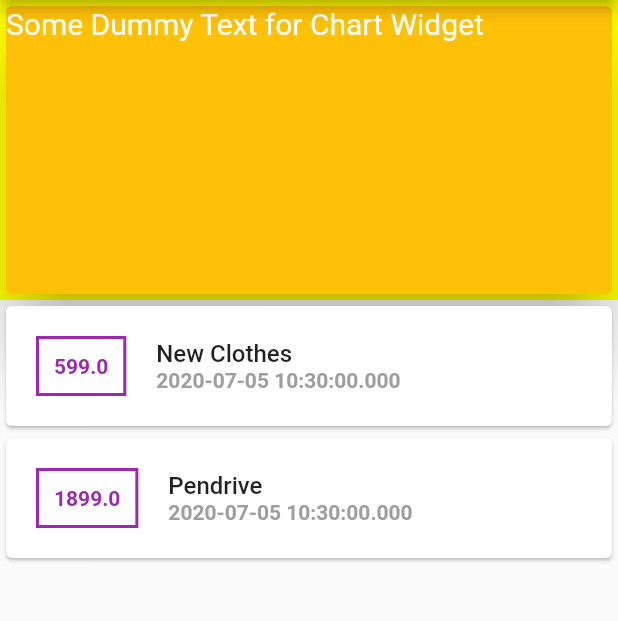
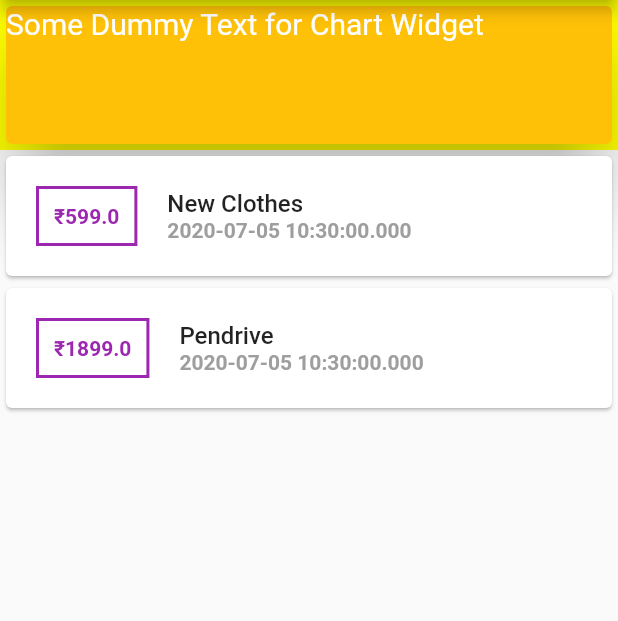
Before and after one commit to onkarnirhali/Personal-Expenses, a Flutter app: the screen it shows after launch, on a phone screen of 412 x 824 dp, the part 84-705 px from its top. Run offline on Flutter 3.47's test engine with Material 2 defaults, Android fonts, the phone set to English and light mode, and no system bars.

Commit message:
Day-2 Initial Checkin

```diff
--- a/personal_expense_app/lib/main.dart
+++ b/personal_expense_app/lib/main.dart
@@ -32,7 +32,7 @@ class MyHomePage extends StatelessWidget {
             Container(
               color: Colors.yellowAccent,
               width: 150,
-              height: 200,
+              height: 100,
               child: Card(
                 shadowColor: Colors.black,
                 color: Colors.amber,
@@ -55,7 +55,7 @@ class MyHomePage extends StatelessWidget {
                         decoration: BoxDecoration(
                             border: Border.all(color: Colors.purple, width: 2)),
                         child: Text(
-                          tx.amount.toString(),
+                          '₹${tx.amount}', //dollar is a reserved key for the purpose of string interpolation
                           style: TextStyle(
                               fontWeight: FontWeight.bold,
                               color: Colors.purple),
```
